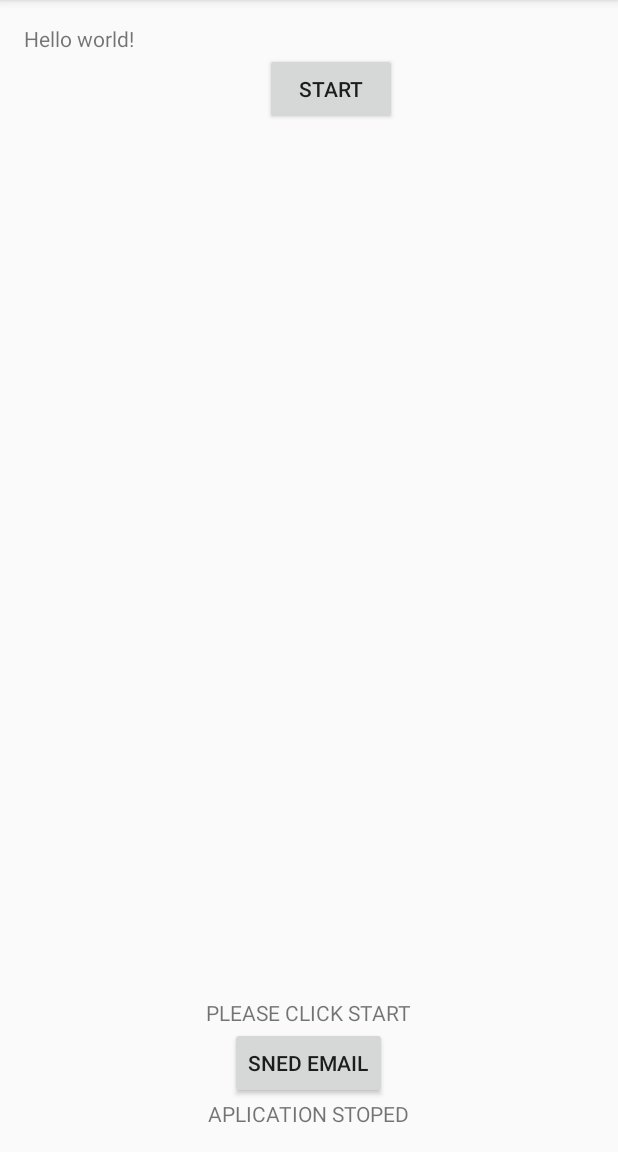
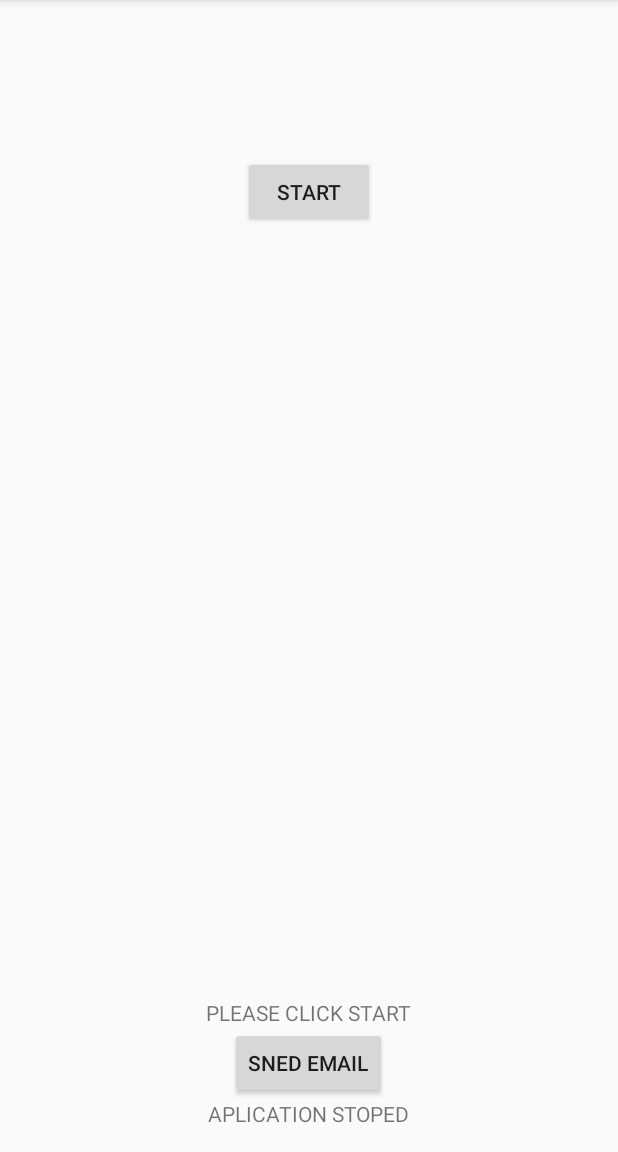
Before and after one commit to ruanxuyi/SonicGesture, an Android app: the screen it shows after launch (MainActivity), after a tap on "STOP", on a phone screen of 412 x 824 dp, the part 84-1236 px from its top. Run offline under Robolectric (Android 15) with nearby library versions, the phone set to English and light mode, and no system bars; 1 other tap on this screen came first.

Commit message:
updated: UI clean up & energy saver mode implemented

```diff
--- a/app/src/main/java/com/example/xuyiruan/sonicgesture/MainActivity.java
+++ b/app/src/main/java/com/example/xuyiruan/sonicgesture/MainActivity.java
@@ -5,10 +5,9 @@ import android.media.AudioFormat;
 import android.media.AudioRecord;
 import android.media.AudioTrack;
 import android.media.MediaRecorder;
-import android.net.Uri;
 import android.os.Environment;
 import android.os.Handler;
-import android.os.HandlerThread;
+import android.os.Message;
 import android.support.v7.app.AppCompatActivity;
 import android.os.Bundle;
 import android.view.Menu;
@@ -16,9 +15,8 @@ import android.view.MenuItem;
 import android.media.AudioManager;
 import android.view.View;
 import android.widget.Button;
-import android.widget.EditText;
 import android.widget.TextView;
-
+import java.lang.Object;
 import java.io.BufferedInputStream;
 import java.io.BufferedOutputStream;
 import java.io.DataInputStream;
@@ -53,8 +51,8 @@ public class MainActivity extends AppCompatActivity
     public byte[] generatedSnd;
     public int sampleRate;
     public AudioRecord audioRecord;
-    HandlerThread thread;
-    Handler handler1;
+    private Thread thread;
+
     Handler handler2=new Handler();
 
 
@@ -71,9 +69,27 @@ public class MainActivity extends AppCompatActivity
     public String sig_str;
     public int band =3344;//3344, 2731
 
+    private static final int MSG_SLEEP = 1;
+
     public static boolean right;
 
-    protected void onCreate(Bundle savedInstanceState)
+    private Handler handler1 = new Handler(){
+        public void handleMessage (Message msg) {//此方法在ui线程运行
+            switch(msg.what) {
+                case MSG_SLEEP:
+                    statusText.setText("Energy Saver Mode");
+                    text.setText("Click Start Button");
+                    play.setText("Start");
+                    start=true;
+                    //handler1.removeCallbacks(updateThread);
+                    handler2.removeCallbacks(printDoge);
+                    break;
+            }
+        }
+    };
+
+    @Override
+    public void onCreate(Bundle savedInstanceState)
     {
         super.onCreate(savedInstanceState);
         setContentView(R.layout.activity_main);
@@ -117,9 +133,7 @@ public class MainActivity extends AppCompatActivity
 
         audioTrack.write(generatedSnd, 0, generatedSnd.length);
         audioTrack.setLoopPoints(0, length / 4, -1);
-        thread=new HandlerThread("jjj");
-        thread.start();
-        handler1 =new Handler(thread.getLooper());
+
 
         right=true;
     }
@@ -138,7 +152,9 @@ public class MainActivity extends AppCompatActivity
                     //audioTrack.play();
                 }
                 //audioRecord.startRecording();
-                handler1.post(updateThread);
+                //handler1.post(updateThread);
+                thread=new Thread(updateThread);
+                thread.start();
                 handler2.post(printDoge);
                 play.setText("stop");
                 start=false;
@@ -146,8 +162,10 @@ public class MainActivity extends AppCompatActivity
             else
             {
                 isRecording=false;
-                handler1.removeCallbacks(updateThread);
+                //handler1.removeCallbacks(updateThread);
+
                 handler2.removeCallbacks(printDoge);
+
                 //audioTrack.pause();
                 //audioRecord.stop();
                 play.setText("start");
@@ -163,6 +181,7 @@ public class MainActivity extends AppCompatActivity
 
     Runnable updateThread = new Runnable()
     {
+        @Override
         public void run()
         {
 
@@ -189,6 +208,7 @@ public class MainActivity extends AppCompatActivity
                 Complex[] x=new Complex[bufferSize];
                 boolean detected = false;//NEWLY ADDED
                 long lastTime = System.currentTimeMillis();
+                long expired = 0;
 
                 while (isRecording) {
                     int bufferReadResult = audioRecord.read(buffer, 0, bufferSize);
@@ -247,42 +267,45 @@ public class MainActivity extends AppCompatActivity
                         if (intense1+intense2>=10000&&(!detected))
                         {
                             double dif_temp = dif;
+                            String dif_val = dif + "";
+                            dif_val = dif_val.substring(0,3);
                             //TODO Change Threshold of gesture
-                            if (dif_temp < 1) // 0.9
+                            if (dif_temp < 0.9) // 0.9
                             {
                                 lastTime = System.currentTimeMillis();
 
-                                sig = dif;
-                                sig_str = "closer"+dif;
+                                //sig = dif;
+                                sig_str = "CLOSER [Ratio: "+dif_val + "]";
                                 detected = true;
                                 //System.out.println("left");
                                 lastTime = System.currentTimeMillis();
 
-                            } else if (dif_temp > 2) //1.1
+                            } else if (dif_temp > 1.1) //1.1
                             {
                                 //lastTime = System.currentTimeMillis();
 
-                                sig = dif;
-                                sig_str = "further"+dif;
+                                //sig = dif;
+                                sig_str = "FURTHER [Ratio: "+dif_val + "]";
                                 detected = true;
                                 //System.out.println("right");
                                 lastTime = System.currentTimeMillis();
                             }
                             else
                             {
-                                sig_str = "no gesture";
-                                long expired = System.currentTimeMillis() - lastTime;
+                                sig_str = "No Gesture Detected";
+                                expired = System.currentTimeMillis() - lastTime;
                                 // deactive sensors if no gesture for 10 seconds
-                                if (expired > 10000) {
+                                // Para: expired = 10000ms -> 10sec
+                                if (expired > 8000) {
                                     System.out.println("sleep_start ...");
                                     isRecording=false;
 
                                     //handler1.removeCallbacks(updateThread);
-
+                                    handler1.obtainMessage(MSG_SLEEP).sendToTarget();
                                     //play.setText("start");
                                     //start=true;
                                     System.out.println("sleep_done ...");
-                                    sig_str = "GO TO SLEEP@";
+                                    //sig_str = "GO TO SLEEP@";
                                     //handler2.removeCallbacks(printDoge);
                                     //audioTrack.pause();
                                     //System.out.println("sleep_down ...");
@@ -293,7 +316,25 @@ public class MainActivity extends AppCompatActivity
                         }
                         else if (intense1+intense2<10000)
                         {
-                            sig_str = "no ultrasound";
+                            sig_str = "No Ultrasound Detected";
+                            expired = System.currentTimeMillis() - lastTime;
+                            // deactive sensors if no gesture for 10 seconds
+                            // Para: expired = 10000ms -> 10sec
+                            if (expired > 8000) {
+                                System.out.println("sleep_start ...");
+                                isRecording=false;
+
+                                //handler1.removeCallbacks(updateThread);
+                                handler1.obtainMessage(MSG_SLEEP).sendToTarget();
+                                //play.setText("start");
+                                //start=true;
+                                System.out.println("sleep_done ...");
+                                //sig_str = "GO TO SLEEP@";
+                                //handler2.removeCallbacks(printDoge);
+                                //audioTrack.pause();
+                                //System.out.println("sleep_down ...");
+                            }
+                            // TODO: add button to play ultrasound seperate.
                         }
                         if (System.currentTimeMillis()-lastTime>800&&detected)
                         {
@@ -306,23 +347,6 @@ public class MainActivity extends AppCompatActivity
 
                         Count=0;
                     }
-
-
-                    /*
-                    //realData=new ArrayList<Double>();
-                    for (int i = 0; i < buffer.length; i++)
-                    {
-                        x[i] = new Complex(buffer[i], 0);
-                    }
-                    Complex[] y = fft(x);
-                    for (int i = 0; i < y.length; i++) {
-                        double value = y[i].abs();
-                        //dos.writeDouble(value);
-                        //realData.add(value);
-                    }
-                    */
-
-
                 }
                 audioRecord.stop();
                 dos.close();
@@ -341,11 +365,14 @@ public class MainActivity extends AppCompatActivity
             //text.setText("checking position of doge !!!!");
             //System.out.println("checking position of doge !!!!");
             statusText.setText(sig_str);
+            String ratio = dif + "";
+            ratio = ratio.substring(0, 3);
             if (right) {
-                text.setText("doge face right " +dif+"," +(int)intense1+","+(int)intense2);
+
+                text.setText("Ratio (L/R): " +ratio);
                 //setContentView(R.layout.dogeright);
             } else {
-                text.setText("doge face left "+dif+"," +(int)intense1+","+(int)intense2);
+                text.setText("Ratio (L/R): "+ratio);
                 //setContentView(R.layout.dogeleft);
             }
             handler2.postDelayed(printDoge, 1);
--- a/app/src/main/res/layout/activity_main.xml
+++ b/app/src/main/res/layout/activity_main.xml
@@ -5,20 +5,13 @@
     android:paddingTop="@dimen/activity_vertical_margin"
     android:paddingBottom="@dimen/activity_vertical_margin" tools:context=".MainActivity">
 
-    <TextView android:text="@string/hello_world" android:layout_width="wrap_content"
-        android:layout_height="wrap_content"
-        android:id="@+id/textView" />
-
     <Button
         android:layout_width="wrap_content"
         android:layout_height="wrap_content"
         android:text="start"
         android:id="@+id/button"
-        android:layout_below="@+id/textView"
-        android:layout_alignParentRight="true"
-        android:layout_alignParentEnd="true"
-        android:layout_marginRight="131dp"
-        android:layout_marginEnd="131dp"
+        android:layout_marginTop="88dp"
+        android:layout_alignParentTop="true"
         android:layout_centerHorizontal="true" />
 
     <TextView
```
